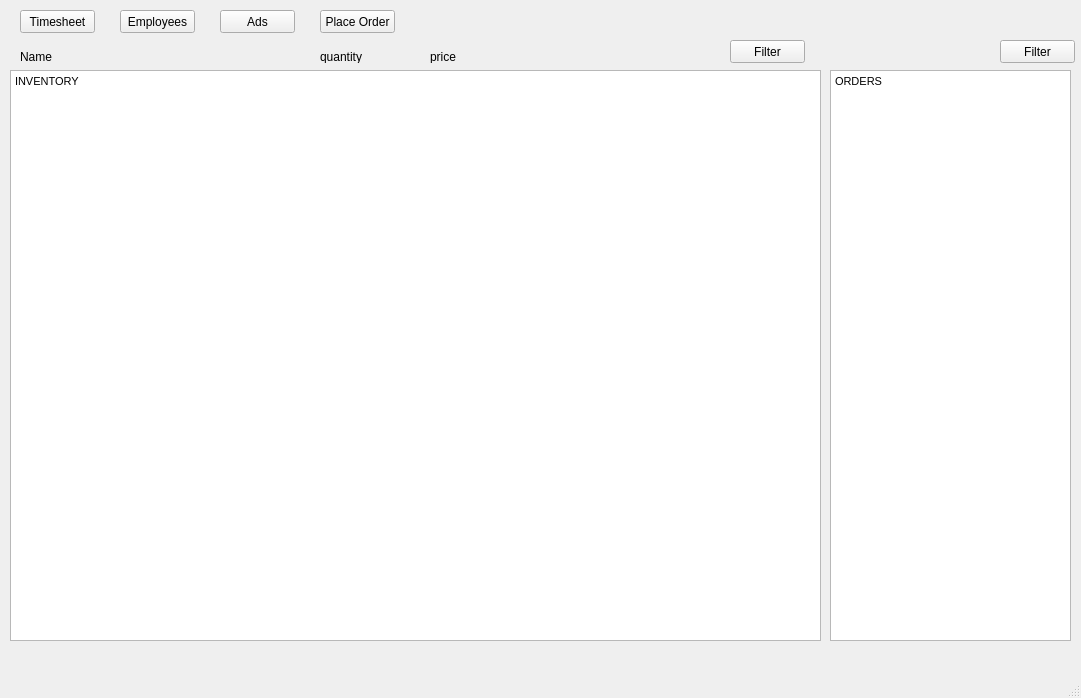
Above: MotorcycleDealership.ui from jordynmarlow/SoftwareEngineering before the change. Below: the same form after it.
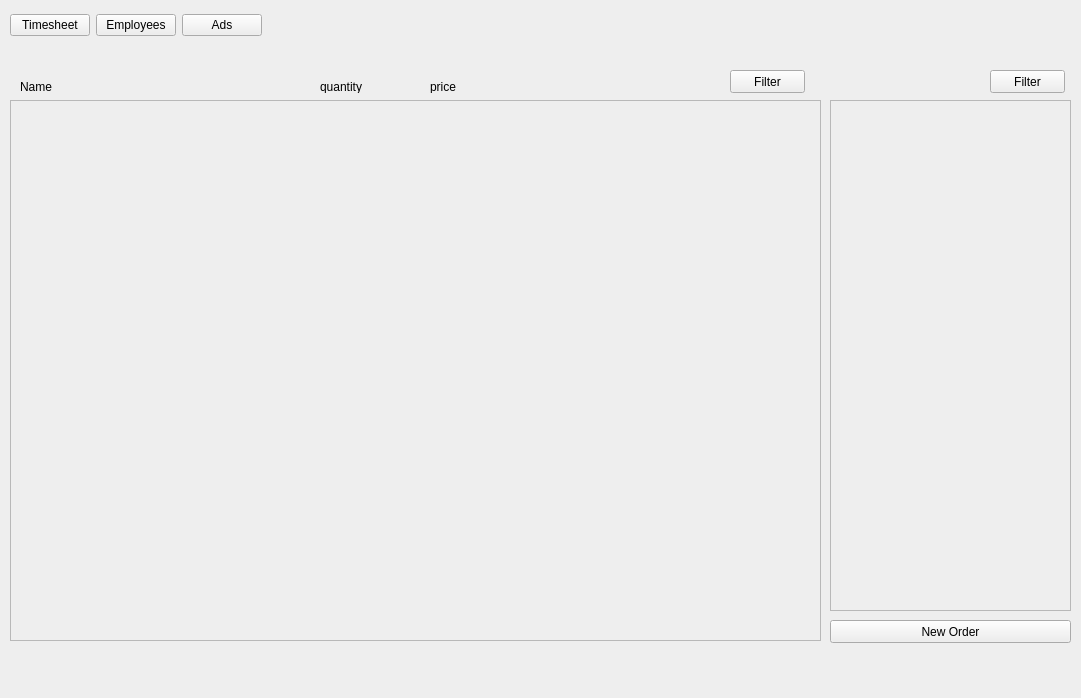
That is the form after the change.

Diff of the .ui file:
```diff
--- a/MotorcycleDealership.ui
+++ b/MotorcycleDealership.ui
@@ -13,51 +13,16 @@
   <property name="windowTitle">
    <string>MainWindow</string>
   </property>
+  <property name="styleSheet">
+   <string notr="true">background-color: #eeeeee;
+color: black;</string>
+  </property>
   <widget class="QWidget" name="centralwidget">
-   <widget class="QPushButton" name="pushButton">
-    <property name="geometry">
-     <rect>
-      <x>20</x>
-      <y>10</y>
-      <width>75</width>
-      <height>23</height>
-     </rect>
-    </property>
-    <property name="text">
-     <string>Timesheet</string>
-    </property>
-   </widget>
-   <widget class="QPushButton" name="pushButton_2">
-    <property name="geometry">
-     <rect>
-      <x>120</x>
-      <y>10</y>
-      <width>75</width>
-      <height>23</height>
-     </rect>
-    </property>
-    <property name="text">
-     <string>Employees</string>
-    </property>
-   </widget>
-   <widget class="QPushButton" name="pushButton_3">
-    <property name="geometry">
-     <rect>
-      <x>220</x>
-      <y>10</y>
-      <width>75</width>
-      <height>23</height>
-     </rect>
-    </property>
-    <property name="text">
-     <string>Ads</string>
-    </property>
-   </widget>
    <widget class="QLabel" name="label">
     <property name="geometry">
      <rect>
       <x>20</x>
-      <y>50</y>
+      <y>80</y>
       <width>47</width>
       <height>13</height>
      </rect>
@@ -70,7 +35,7 @@
     <property name="geometry">
      <rect>
       <x>320</x>
-      <y>50</y>
+      <y>80</y>
       <width>47</width>
       <height>13</height>
      </rect>
@@ -83,7 +48,7 @@
     <property name="geometry">
      <rect>
       <x>430</x>
-      <y>50</y>
+      <y>80</y>
       <width>47</width>
       <height>13</height>
      </rect>
@@ -96,7 +61,7 @@
     <property name="geometry">
      <rect>
       <x>730</x>
-      <y>40</y>
+      <y>70</y>
       <width>75</width>
       <height>23</height>
      </rect>
@@ -105,66 +70,164 @@
      <string>Filter</string>
     </property>
    </widget>
-   <widget class="QTextEdit" name="textEdit">
+   <widget class="QPushButton" name="filter_order_bt">
+    <property name="geometry">
+     <rect>
+      <x>990</x>
+      <y>70</y>
+      <width>75</width>
+      <height>23</height>
+     </rect>
+    </property>
+    <property name="text">
+     <string>Filter</string>
+    </property>
+   </widget>
+   <widget class="QPushButton" name="new_order_bt">
+    <property name="geometry">
+     <rect>
+      <x>830</x>
+      <y>620</y>
+      <width>241</width>
+      <height>23</height>
+     </rect>
+    </property>
+    <property name="text">
+     <string>New Order</string>
+    </property>
+   </widget>
+   <widget class="QWidget" name="horizontalLayoutWidget">
+    <property name="geometry">
+     <rect>
+      <x>0</x>
+      <y>0</y>
+      <width>1081</width>
+      <height>51</height>
+     </rect>
+    </property>
+    <layout class="QHBoxLayout" name="horizontalLayout">
+     <item>
+      <spacer name="horizontalSpacer_2">
+       <property name="orientation">
+        <enum>Qt::Horizontal</enum>
+       </property>
+       <property name="sizeType">
+        <enum>QSizePolicy::Fixed</enum>
+       </property>
+       <property name="sizeHint" stdset="0">
+        <size>
+         <width>10</width>
+         <height>20</height>
+        </size>
+       </property>
+      </spacer>
+     </item>
+     <item>
+      <widget class="QPushButton" name="pushButton">
+       <property name="text">
+        <string>Timesheet</string>
+       </property>
+      </widget>
+     </item>
+     <item>
+      <widget class="QPushButton" name="pushButton_2">
+       <property name="text">
+        <string>Employees</string>
+       </property>
+      </widget>
+     </item>
+     <item>
+      <widget class="QPushButton" name="pushButton_3">
+       <property name="text">
+        <string>Ads</string>
+       </property>
+      </widget>
+     </item>
+     <item>
+      <spacer name="horizontalSpacer">
+       <property name="orientation">
+        <enum>Qt::Horizontal</enum>
+       </property>
+       <property name="sizeHint" stdset="0">
+        <size>
+         <width>40</width>
+         <height>20</height>
+        </size>
+       </property>
+      </spacer>
+     </item>
+    </layout>
+   </widget>
+   <widget class="QWidget" name="widget" native="true">
+    <property name="geometry">
+     <rect>
+      <x>0</x>
+      <y>0</y>
+      <width>1081</width>
+      <height>51</height>
+     </rect>
+    </property>
+    <property name="styleSheet">
+     <string notr="true">background-color: #cccccc;
+color: black;</string>
+    </property>
+   </widget>
+   <widget class="QScrollArea" name="order_scroll_area">
+    <property name="geometry">
+     <rect>
+      <x>830</x>
+      <y>100</y>
+      <width>241</width>
+      <height>511</height>
+     </rect>
+    </property>
+    <property name="widgetResizable">
+     <bool>true</bool>
+    </property>
+    <widget class="QWidget" name="scrollAreaWidgetContents">
+     <property name="geometry">
+      <rect>
+       <x>0</x>
+       <y>0</y>
+       <width>239</width>
+       <height>509</height>
+      </rect>
+     </property>
+    </widget>
+   </widget>
+   <widget class="QScrollArea" name="inventory_scroll_area">
     <property name="geometry">
      <rect>
       <x>10</x>
-      <y>70</y>
+      <y>100</y>
       <width>811</width>
-      <height>571</height>
+      <height>541</height>
      </rect>
     </property>
-    <property name="html">
-     <string>&lt;!DOCTYPE HTML PUBLIC &quot;-//W3C//DTD HTML 4.0//EN&quot; &quot;http://www.w3.org/TR/REC-html40/strict.dtd&quot;&gt;
-&lt;html&gt;&lt;head&gt;&lt;meta name=&quot;qrichtext&quot; content=&quot;1&quot; /&gt;&lt;style type=&quot;text/css&quot;&gt;
-p, li { white-space: pre-wrap; }
-&lt;/style&gt;&lt;/head&gt;&lt;body style=&quot; font-family:'MS Shell Dlg 2'; font-size:8.25pt; font-weight:400; font-style:normal;&quot;&gt;
-&lt;p style=&quot; margin-top:0px; margin-bottom:0px; margin-left:0px; margin-right:0px; -qt-block-indent:0; text-indent:0px;&quot;&gt;INVENTORY&lt;/p&gt;&lt;/body&gt;&lt;/html&gt;</string>
+    <property name="widgetResizable">
+     <bool>true</bool>
     </property>
+    <widget class="QWidget" name="scrollAreaWidgetContents_2">
+     <property name="geometry">
+      <rect>
+       <x>0</x>
+       <y>0</y>
+       <width>809</width>
+       <height>539</height>
+      </rect>
+     </property>
+    </widget>
    </widget>
-   <widget class="QTextEdit" name="textEdit_2">
-    <property name="geometry">
-     <rect>
-      <x>830</x>
-      <y>70</y>
-      <width>241</width>
-      <height>571</height>
-     </rect>
-    </property>
-    <property name="html">
-     <string>&lt;!DOCTYPE HTML PUBLIC &quot;-//W3C//DTD HTML 4.0//EN&quot; &quot;http://www.w3.org/TR/REC-html40/strict.dtd&quot;&gt;
-&lt;html&gt;&lt;head&gt;&lt;meta name=&quot;qrichtext&quot; content=&quot;1&quot; /&gt;&lt;style type=&quot;text/css&quot;&gt;
-p, li { white-space: pre-wrap; }
-&lt;/style&gt;&lt;/head&gt;&lt;body style=&quot; font-family:'MS Shell Dlg 2'; font-size:8.25pt; font-weight:400; font-style:normal;&quot;&gt;
-&lt;p style=&quot; margin-top:0px; margin-bottom:0px; margin-left:0px; margin-right:0px; -qt-block-indent:0; text-indent:0px;&quot;&gt;ORDERS&lt;/p&gt;&lt;/body&gt;&lt;/html&gt;</string>
-    </property>
-   </widget>
-   <widget class="QPushButton" name="pushButton_5">
-    <property name="geometry">
-     <rect>
-      <x>1000</x>
-      <y>40</y>
-      <width>75</width>
-      <height>23</height>
-     </rect>
-    </property>
-    <property name="text">
-     <string>Filter</string>
-    </property>
-   </widget>
-   <widget class="QPushButton" name="pushButton_6">
-    <property name="geometry">
-     <rect>
-      <x>320</x>
-      <y>10</y>
-      <width>75</width>
-      <height>23</height>
-     </rect>
-    </property>
-    <property name="text">
-     <string>Place Order</string>
-    </property>
-   </widget>
+   <zorder>widget</zorder>
+   <zorder>label</zorder>
+   <zorder>label_2</zorder>
+   <zorder>label_3</zorder>
+   <zorder>filter_inventory_bt</zorder>
+   <zorder>filter_order_bt</zorder>
+   <zorder>new_order_bt</zorder>
+   <zorder>horizontalLayoutWidget</zorder>
+   <zorder>order_scroll_area</zorder>
+   <zorder>inventory_scroll_area</zorder>
   </widget>
   <widget class="QMenuBar" name="menubar">
    <property name="geometry">
```
Left out of the diff: 2 changed lines with no effect on the pictures.
